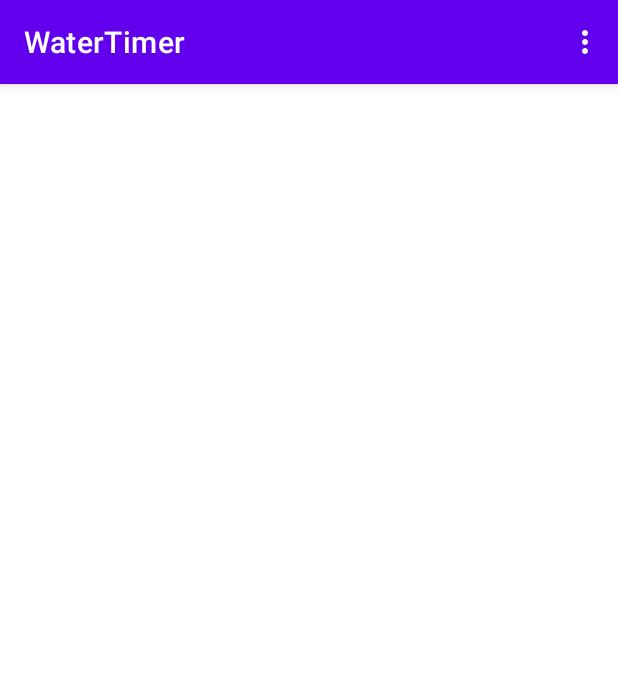
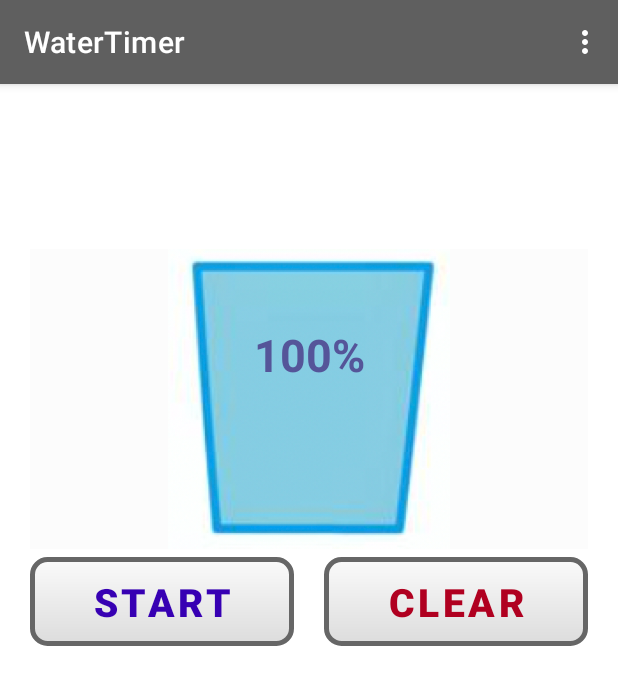
Before and after one commit to tfs-apps-one/WaterTimer, an Android app: the screen it shows after launch (MainActivity), on a phone screen of 412 x 824 dp. Shown: the top 685 px of the screen. Run offline under Robolectric (Android 15) with nearby library versions, the phone set to English and light mode, and no system bars.

Commit message:
メイン画面の設計

```diff
--- a/app/src/main/java/tfsapps/watertimer/MainActivity.java
+++ b/app/src/main/java/tfsapps/watertimer/MainActivity.java
@@ -9,6 +9,8 @@ import android.preference.PreferenceManager;
 import android.util.Log;
 import android.view.Menu;
 import android.view.MenuItem;
+import android.view.View;
+import android.widget.Button;
 
 public class MainActivity extends AppCompatActivity {
 
@@ -19,10 +21,63 @@ public class MainActivity extends AppCompatActivity {
     private boolean notice_alarm = true;
     private boolean notice_vibration = false;
 
+    private boolean isActive = false;
+    private boolean isPause = false;
+
     @Override
     protected void onCreate(Bundle savedInstanceState) {
         super.onCreate(savedInstanceState);
         setContentView(R.layout.activity_main);
+    }
+
+    public void screenDisplay(){
+        Button btn_start = (Button) findViewById(R.id.btn_start);
+        Button btn_clear = (Button) findViewById(R.id.btn_clear);
+        String mess = "";
+
+        if (isActive == true) {
+            if (isPause == true){    mess += "STOP";    }
+            else                {    mess += "START";   }
+            btn_start.setText(mess);
+
+            btn_start.setBackgroundTintList(null);
+            btn_start.setTextColor(getColor(R.color.material_on_background_disabled));
+            btn_start.setBackgroundResource(R.drawable.btn_round2);
+
+            btn_clear.setBackgroundTintList(null);
+            btn_clear.setTextColor(getColor(R.color.design_default_color_error));
+            btn_clear.setBackgroundResource(R.drawable.btn_round2);
+        }
+        else{
+            btn_start.setBackgroundTintList(null);
+            mess += "START";
+            btn_start.setText(mess);
+            btn_start.setTextColor(getColor(R.color.design_default_color_primary_variant));
+            btn_start.setBackgroundResource(R.drawable.btn_round2);
+
+            btn_clear.setBackgroundTintList(null);
+            btn_clear.setTextColor(getColor(R.color.design_default_color_error));
+            btn_clear.setBackgroundResource(R.drawable.btn_round2);
+        }
+    }
+
+    public void onStart(View v){
+        if(isActive == false){
+            isActive = true;
+            isPause = false;
+        }
+        else{
+            isPause = true;
+        }
+
+        screenDisplay();
+
+    }
+    public void onClear(View v){
+        isActive = false;
+        isPause = false;
+
+        screenDisplay();
     }
 
     //  メニュー
@@ -101,6 +156,8 @@ public class MainActivity extends AppCompatActivity {
         if (alarm_stop_flag == false) stopmax = 1;
         else stopmax = 10;
         */
+
+        screenDisplay();
     }
 
 
--- /dev/null
+++ b/app/src/main/res/drawable/bak_grad.xml
@@ -0,0 +1,11 @@
+<?xml version="1.0" encoding="utf-8"?>
+<shape xmlns:android="http://schemas.android.com/apk/res/android"
+    android:shape="rectangle">
+    <corners android:radius="2dp"/>
+
+    <gradient
+        android:angle="90"
+        android:startColor="#ffededed"
+        android:endColor="#fffefefe"
+        />
+</shape>
--- /dev/null
+++ b/app/src/main/res/drawable/btn_round.xml
@@ -0,0 +1,12 @@
+<?xml version="1.0" encoding="utf-8"?>
+<shape xmlns:android="http://schemas.android.com/apk/res/android"
+       android:shape="rectangle">
+    <corners android:radius="10dp"/>
+    <stroke
+        android:color="#CC7788CC"
+        android:width="3dp"/>
+    <gradient
+        android:startColor="#EEBBDDFF"
+        android:endColor="#EE99AAEE"
+        android:angle="90" />
+</shape>
--- /dev/null
+++ b/app/src/main/res/drawable/btn_round2.xml
@@ -0,0 +1,12 @@
+<?xml version="1.0" encoding="utf-8"?>
+<shape xmlns:android="http://schemas.android.com/apk/res/android"
+       android:shape="rectangle">
+    <corners android:radius="10dp"/>
+    <stroke
+        android:color="#FF666666"
+        android:width="3dp"/>
+    <gradient
+        android:startColor="#EEDADADA"
+        android:endColor="#EEFAFAFA"
+        android:angle="90" />
+</shape>
--- a/app/src/main/res/layout/content_main.xml
+++ b/app/src/main/res/layout/content_main.xml
@@ -6,8 +6,95 @@
     android:layout_width="match_parent"
     android:layout_height="match_parent"
     app:layout_behavior="@string/appbar_scrolling_view_behavior"
+    android:padding="10dp"
+    android:orientation="vertical"
     tools:context=".MainActivity"
     tools:showIn="@layout/activity_main">
 
+    <TextView
+        android:id="@+id/timer"
+        android:layout_width="match_parent"
+        android:layout_height="match_parent"
+        android:layout_above="@+id/image_status"
+        android:layout_marginStart="10dp"
+        android:layout_marginTop="60dp"
+        android:layout_marginEnd="10dp"
+        android:background="@color/cardview_shadow_end_color"
+        android:textColor="#555599"
+        android:textSize="60dp"
+        app:layout_constraintEnd_toEndOf="parent"
+        app:layout_constraintStart_toStartOf="parent"
+        app:layout_constraintTop_toTopOf="parent" />
+
+    <ImageView
+        android:id="@+id/image_status"
+        android:layout_width="match_parent"
+        android:layout_height="200dp"
+        app:layout_constraintTop_toBottomOf="parent"
+        android:layout_marginStart="10dp"
+        android:layout_marginTop="100dp"
+        android:layout_marginEnd="10dp"
+        android:layout_marginBottom="10dp"
+        android:background="@color/cardview_shadow_end_color"
+        android:src="@drawable/per100" />
+
+    <TextView
+        android:id="@+id/text_status"
+        android:layout_width="match_parent"
+        android:layout_height="40dp"
+        android:layout_marginStart="10dp"
+        app:layout_constraintTop_toBottomOf="parent"
+        android:layout_marginTop="150dp"
+        android:layout_marginEnd="10dp"
+        android:textAlignment="center"
+        android:text="100%"
+        android:textStyle="bold"
+        app:backgroundTint="@null"
+        android:textColor="#555599"
+        android:textSize="30dp" />
+
+    <LinearLayout
+        android:id="@+id/linearLayout1"
+        android:layout_width="match_parent"
+        app:layout_constraintTop_toBottomOf="parent"
+        android:layout_height="70dp"
+        android:layout_marginTop="300dp"
+        android:layout_alignParentStart="true"
+        android:orientation="horizontal">
+
+        <Button
+            android:id="@+id/btn_start"
+            android:layout_width="0dp"
+            android:layout_height="match_parent"
+            android:layout_weight="1"
+            android:layout_marginTop="5dp"
+            android:layout_marginStart="10dp"
+            android:layout_marginBottom="5dp"
+            android:layout_marginEnd="10dp"
+            android:onClick="onStart"
+            android:background="@color/cardview_shadow_start_color"
+            android:textColor="@color/design_default_color_primary_variant"
+            android:textStyle="bold"
+            android:textSize="26dp"
+            android:text="START" />
+
+        <Button
+            android:id="@+id/btn_clear"
+            android:layout_width="0dp"
+            android:layout_height="match_parent"
+            android:layout_weight="1"
+            android:layout_marginTop="5dp"
+            android:layout_marginStart="10dp"
+            android:layout_marginBottom="5dp"
+            android:layout_marginEnd="10dp"
+            android:onClick="onClear"
+            android:background="@color/cardview_shadow_start_color"
+            android:textColor="@color/design_default_color_error"
+            android:textStyle="bold"
+            android:textSize="26dp"
+            android:text="CLEAR" />
+
+    </LinearLayout>
+
 
 </RelativeLayout>
--- a/app/src/main/res/values/colors.xml
+++ b/app/src/main/res/values/colors.xml
@@ -7,4 +7,6 @@
     <color name="teal_700">#FF018786</color>
     <color name="black">#FF000000</color>
     <color name="white">#FFFFFFFF</color>
+    <color name="my_gray">#FF5f5f5f</color>
+
 </resources>
--- a/app/src/main/res/values/themes.xml
+++ b/app/src/main/res/values/themes.xml
@@ -2,8 +2,11 @@
     <!-- Base application theme. -->
     <style name="Theme.WaterTimer" parent="Theme.MaterialComponents.DayNight.DarkActionBar">
         <!-- Primary brand color. -->
+        <!--
         <item name="colorPrimary">@color/purple_500</item>
-        <item name="colorPrimaryVariant">@color/purple_700</item>
+        <item name="colorPrimaryVariant">@color/purple_700</item> -->
+        <item name="colorPrimary">@color/my_gray</item>
+        <item name="colorPrimaryVariant">@color/my_gray</item>
         <item name="colorOnPrimary">@color/white</item>
         <!-- Secondary brand color. -->
         <item name="colorSecondary">@color/teal_200</item>
```
Also changed, not shown: app/src/main/res/drawable/per000.png (added), app/src/main/res/drawable/per025.png (added), app/src/main/res/drawable/per050.png (added), app/src/main/res/drawable/per075.png (added), app/src/main/res/drawable/per100.png (added).
